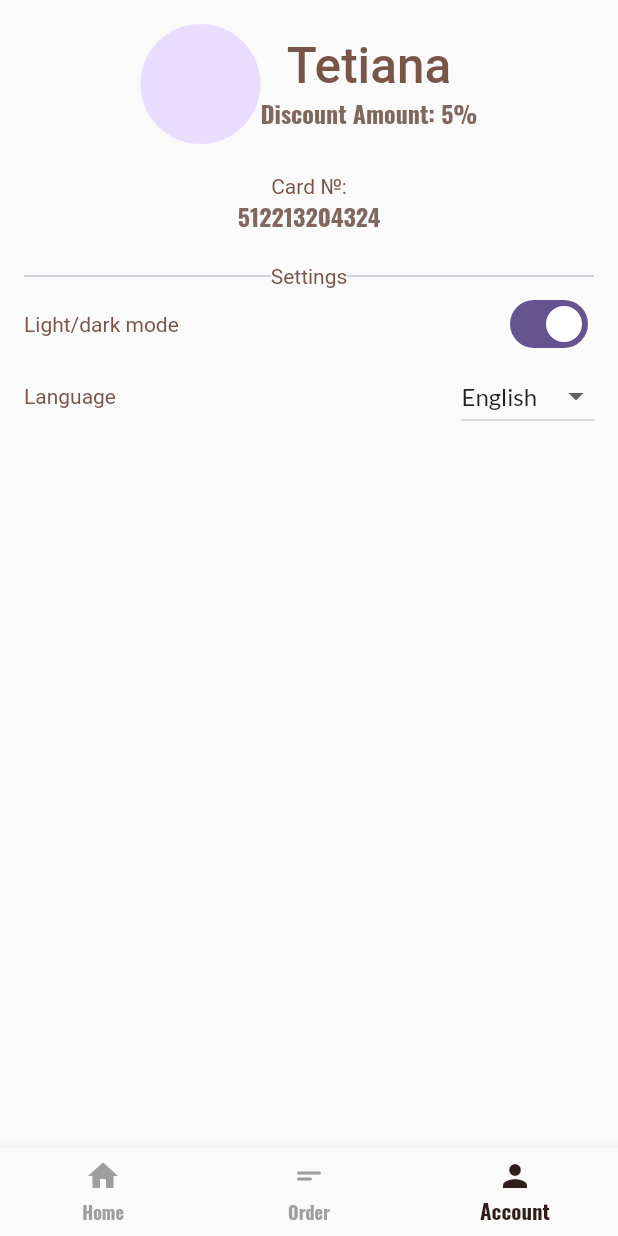
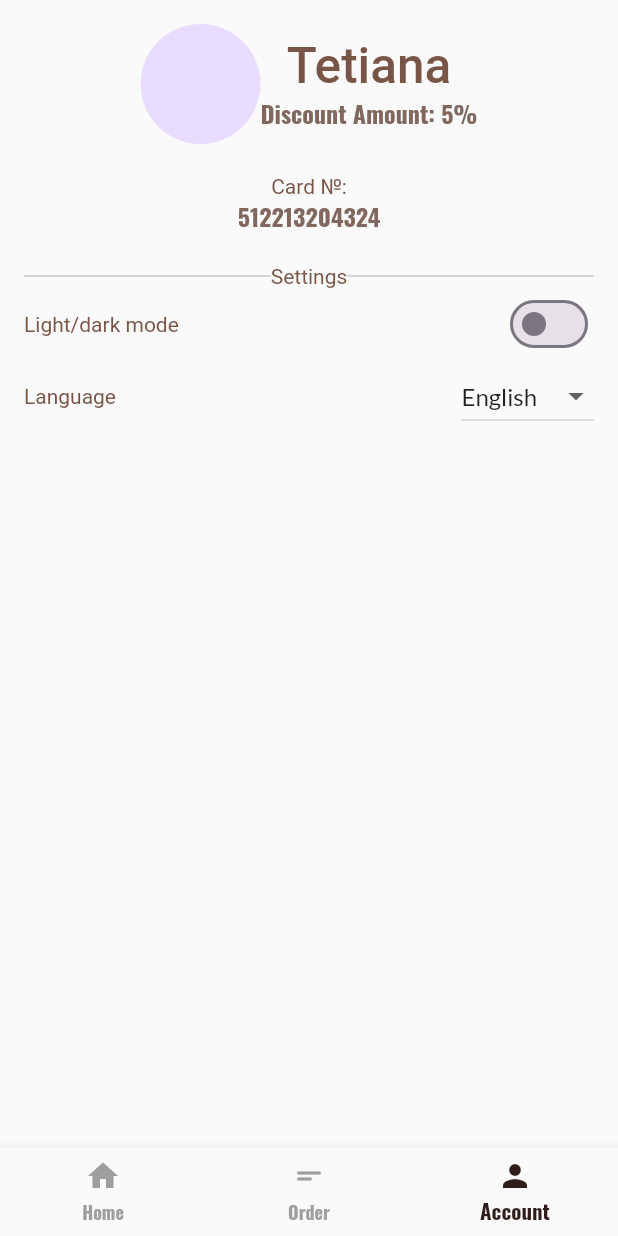
Before and after one commit to TetianaTort/cafe_app, a Flutter app: the screen it shows after launch, item 3 of the bottom bar chosen, on a phone screen of 412 x 824 dp. Run offline on Flutter 3.47's test engine with Material 2 defaults, Android fonts, the phone set to English and light mode, and no system bars; our stand-ins replace google_fonts; generated files the repository leaves out were written again.

Commit message:
change theme with iw

```diff
--- a/lib/account_screen.dart
+++ b/lib/account_screen.dart
@@ -1,4 +1,5 @@
 import 'package:cafe_app/model/settings.dart';
+import 'package:cafe_app/utils/data_provider/theme_provider.dart';
 import 'package:flutter/material.dart';
 import 'package:flutter_gen/gen_l10n/app_localizations.dart';
 import 'package:provider/provider.dart';
@@ -6,17 +7,24 @@ import 'package:provider/provider.dart';
 class AccauntScreen extends StatefulWidget {
   const AccauntScreen({super.key});
 
-  static const int discount = 5;
-  static const int cardNo = 512213204324;
-  static const String name = 'Tetiana';
-
   @override
   State<AccauntScreen> createState() => _AccauntScreenState();
 }
 
 class _AccauntScreenState extends State<AccauntScreen> {
+  void changeTheme(BuildContext buildContext, bool value) {
+    CustomTheme.instanceOf(buildContext)?.changeTheme(value);
+  }
+
+  bool? currentTheme(BuildContext buildContext) {
+    return CustomTheme.instanceOf(context)?.isLight();
+  }
+
   @override
   Widget build(BuildContext context) {
+    const int discount = 5;
+    const int cardNo = 512213204324;
+    const String name = 'Tetiana';
     var translate = AppLocalizations.of(context)!;
     var selectedLocale = Localizations.localeOf(context).toString();
 
@@ -32,11 +40,11 @@ class _AccauntScreenState extends State<AccauntScreen> {
               Column(
                 children: [
                   Text(
-                    AccauntScreen.name,
+                    name,
                     style: Theme.of(context).textTheme.titleLarge,
                   ),
                   Text(
-                    '${translate.discountAmount} ${AccauntScreen.discount}%',
+                    '${translate.discountAmount} $discount%',
                     style: Theme.of(context).textTheme.bodyMedium,
                   ),
                 ],
@@ -49,7 +57,7 @@ class _AccauntScreenState extends State<AccauntScreen> {
             style: Theme.of(context).textTheme.bodySmall,
           ),
           Text(
-            AccauntScreen.cardNo.toString(),
+            cardNo.toString(),
             style: Theme.of(context).textTheme.bodyMedium,
           ),
           const SizedBox(height: 20),
@@ -65,7 +73,6 @@ class _AccauntScreenState extends State<AccauntScreen> {
               ),
             ],
           ),
-          // todo bloc with language + light dark mode
           Consumer<SettingsModel>(
             builder: (context, settingsModel, child) => Column(
               children: [
@@ -77,9 +84,9 @@ class _AccauntScreenState extends State<AccauntScreen> {
                       style: Theme.of(context).textTheme.bodySmall,
                     ),
                     Switch.adaptive(
-                      value: settingsModel.isLightTheme,
+                      value: currentTheme(context)!,
                       onChanged: (value) {
-                        settingsModel.changeTheme(value);
+                        changeTheme(context, value);
                       },
                     ),
                   ],
--- a/lib/main.dart
+++ b/lib/main.dart
@@ -1,17 +1,35 @@
 import 'package:cafe_app/home_screen.dart';
 import 'package:cafe_app/model/settings.dart';
 import 'package:cafe_app/utils/custom_theme.dart';
+import 'package:cafe_app/utils/data_provider/theme_provider.dart';
 import 'package:flutter/material.dart';
 import 'package:flutter_gen/gen_l10n/app_localizations.dart';
 import 'package:provider/provider.dart';
 
 void main() {
-  runApp(const MyApp());
+  runApp(const MyAppWrapper());
 }
 
-class MyApp extends StatelessWidget {
+class MyAppWrapper extends StatelessWidget {
+  const MyAppWrapper({super.key});
+
+  @override
+  Widget build(BuildContext context) {
+    return const CustomTheme(
+      initialThemeKey: MyThemeKeys.light,
+      child: MyApp(),
+    );
+  }
+}
+
+class MyApp extends StatefulWidget {
   const MyApp({super.key});
 
+  @override
+  State<MyApp> createState() => _MyAppState();
+}
+
+class _MyAppState extends State<MyApp> {
   @override
   Widget build(BuildContext context) {
     return ChangeNotifierProvider(
@@ -20,9 +38,7 @@ class MyApp extends StatelessWidget {
         builder: (context, settingsModel, child) => MaterialApp(
           title: 'Cafe app',
           debugShowCheckedModeBanner: false,
-          theme: settingsModel.isLightTheme ? CustomTheme.lightTheme : CustomTheme.darkTheme,
-          // theme: CustomTheme.lightTheme,
-          // darkTheme: CustomTheme.darkTheme,
+          theme: CustomTheme.of(context),
           localizationsDelegates: AppLocalizations.localizationsDelegates,
           supportedLocales: AppLocalizations.supportedLocales,
           locale: settingsModel.locale,
@@ -31,23 +47,4 @@ class MyApp extends StatelessWidget {
       ),
     );
   }
-  // Widget build(BuildContext context) {
-  //   return MaterialApp(
-  //     title: 'Cafe app',
-  // debugShowCheckedModeBanner: false,
-  // theme: CustomTheme.lightTheme,
-  // darkTheme: CustomTheme.darkTheme,
-  //     localizationsDelegates: const [
-  //       AppLocalizations.delegate,
-  //       GlobalMaterialLocalizations.delegate,
-  //       GlobalWidgetsLocalizations.delegate,
-  //       GlobalCupertinoLocalizations.delegate,
-  //     ],
-  //     supportedLocales: const [
-  //       Locale('en'),
-  //       Locale('uk'),
-  //     ],
-  //     home: const HomeNavigation(),
-  //   );
-  // }
 }
--- a/lib/model/settings.dart
+++ b/lib/model/settings.dart
@@ -3,11 +3,11 @@ import 'package:flutter/material.dart';
 class SettingsModel extends ChangeNotifier {
   Locale? _locale;
   TextTheme? _textTheme;
-  bool _isLightTheme = true;
+  // bool _isLightTheme = true;
 
   Locale? get locale => _locale;
   TextTheme? get textTheam => _textTheme;
-  bool get isLightTheme => _isLightTheme;
+  // bool get isLightTheme => _isLightTheme;
 
   void set(Locale locale) {
     _locale = locale;
@@ -15,7 +15,7 @@ class SettingsModel extends ChangeNotifier {
   }
 
   void changeTheme(bool isLightTheme) {
-    _isLightTheme = isLightTheme;
+    // _isLightTheme = isLightTheme;
     notifyListeners();
   }
 }
--- a/lib/utils/custom_theme.dart
+++ b/lib/utils/custom_theme.dart
@@ -3,7 +3,12 @@ import 'package:google_fonts/google_fonts.dart';
 
 //main themes
 
-class CustomTheme {
+enum MyThemeKeys {
+  light,
+  dark,
+}
+
+class CustomThemes {
   static ThemeData get lightTheme {
     var kColorScheme = ColorScheme.fromSeed(
       seedColor: const Color.fromARGB(255, 96, 59, 181),
@@ -70,4 +75,13 @@ class CustomTheme {
       ),
     );
   }
+
+  static ThemeData getThemeFromKey(MyThemeKeys themeKey) {
+    switch (themeKey) {
+      case MyThemeKeys.light:
+        return lightTheme;
+      case MyThemeKeys.dark:
+        return darkTheme;
+    }
+  }
 }
--- /dev/null
+++ b/lib/utils/data_provider/theme_provider.dart
@@ -0,0 +1,82 @@
+import 'package:cafe_app/utils/custom_theme.dart';
+import 'package:flutter/material.dart';
+
+class _CustomTheme extends InheritedWidget {
+  final CustomThemeState data;
+  final MyThemeKeys themeKey;
+
+  const _CustomTheme({
+    required this.themeKey,
+    required this.data,
+    Key? key,
+    required Widget child,
+  }) : super(key: key, child: child);
+
+  @override
+  bool updateShouldNotify(_CustomTheme oldWidget) {
+    return true;
+  }
+}
+
+class CustomTheme extends StatefulWidget {
+  final Widget child;
+  final MyThemeKeys initialThemeKey;
+
+  const CustomTheme({
+    Key? key,
+    required this.initialThemeKey,
+    required this.child,
+  }) : super(key: key);
+
+  @override
+  CustomThemeState createState() => CustomThemeState();
+
+  static ThemeData? of(BuildContext context) {
+    _CustomTheme? inherited = context.dependOnInheritedWidgetOfExactType<_CustomTheme>();
+    return inherited?.data.theme;
+  }
+
+  static CustomThemeState? instanceOf(BuildContext context) {
+    _CustomTheme? inherited = context.dependOnInheritedWidgetOfExactType<_CustomTheme>();
+    return inherited?.data;
+  }
+}
+
+class CustomThemeState extends State<CustomTheme> {
+  late ThemeData _theme;
+  late MyThemeKeys themeKey;
+
+  ThemeData get theme => _theme;
+
+  @override
+  void initState() {
+    themeKey = widget.initialThemeKey;
+    _theme = CustomThemes.getThemeFromKey(widget.initialThemeKey);
+    super.initState();
+  }
+
+  bool isLight() {
+    return themeKey == MyThemeKeys.light ? false : true;
+  }
+
+  void changeTheme(bool isLight) {
+    setState(() {
+      if (!isLight) {
+        themeKey = MyThemeKeys.light;
+        _theme = CustomThemes.getThemeFromKey(MyThemeKeys.light);
+      } else {
+        themeKey = MyThemeKeys.dark;
+        _theme = CustomThemes.getThemeFromKey(MyThemeKeys.dark);
+      }
+    });
+  }
+
+  @override
+  Widget build(BuildContext context) {
+    return _CustomTheme(
+      data: this,
+      themeKey: themeKey,
+      child: widget.child,
+    );
+  }
+}
```
Also changed, not shown: lesson13.gif (added), 1 other file.
